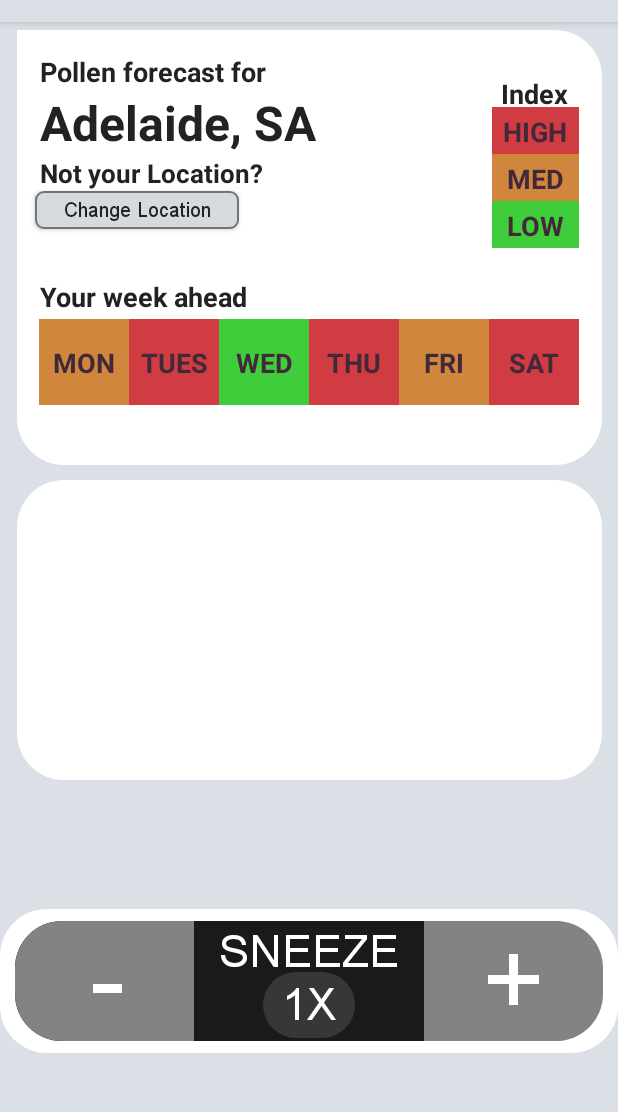
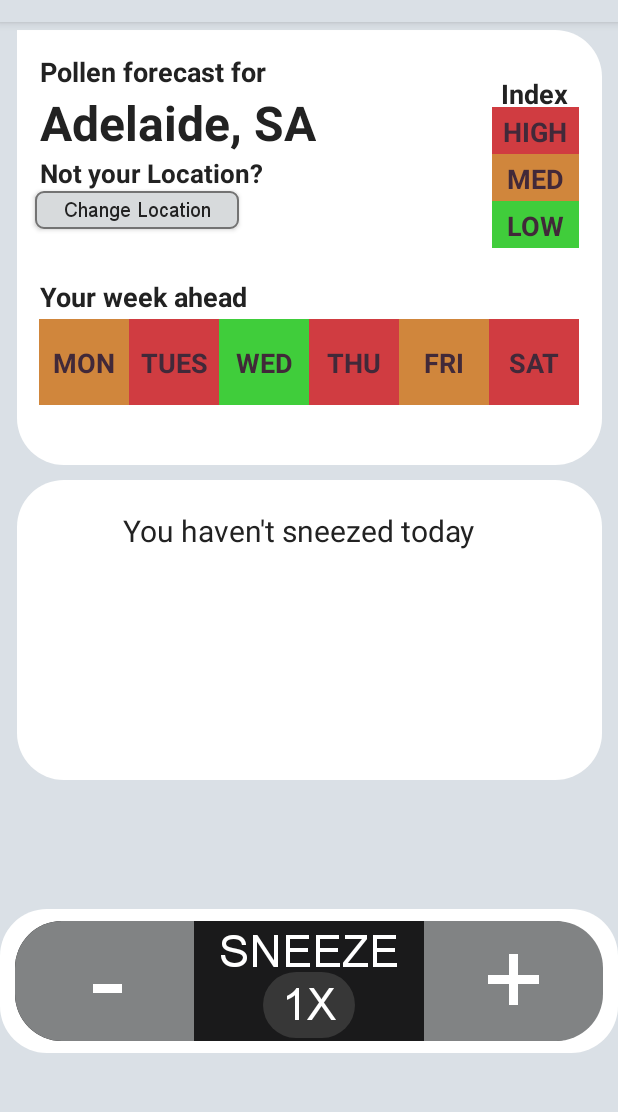
Before and after one commit to oatmael/Sneezy, an Android app: the screen it shows after launch (MainActivity), on a phone screen of 412 x 824 dp, the part 62-1174 px from its top. Run offline under Robolectric (Android 15) with nearby library versions, the light colour scheme and no system bars; libraries missing offline, so code that uses them is left out: io.realm, io.realm.mongodb; 5 statements that could not run were skipped.

Commit message:
Display Today's Sneezes
HomeFragment now displays todays current sneezes.
If null is in place in the getTodaysSneezes method right now until the google login is working correctly on my(Tom's) end.

```diff
--- a/app/src/main/java/com/app/sneezyapplication/HomeFragment.java
+++ b/app/src/main/java/com/app/sneezyapplication/HomeFragment.java
@@ -8,7 +8,7 @@ import android.view.LayoutInflater;
 import android.view.View;
 import android.view.ViewGroup;
 import android.widget.Button;
-
+import android.widget.TextView;
 
 
 import com.app.sneezyapplication.data.SneezeItem;
@@ -17,14 +17,20 @@ import com.app.sneezyapplication.data.SneezeData;
 import java.text.DateFormat;
 import java.text.SimpleDateFormat;
 import java.util.Date;
+import java.util.List;
 import java.util.concurrent.atomic.AtomicReference;
 
 import io.realm.RealmList;
 import io.realm.RealmQuery;
 
+import static com.app.sneezyapplication.MainActivity.repo;
+
 
 public class HomeFragment extends Fragment {
 
+
+    Integer todaysSneezes;
+    Integer todaysSneezesForText;
 
 
     @Nullable
@@ -32,6 +38,24 @@ public class HomeFragment extends Fragment {
     public View onCreateView(LayoutInflater inflater, @Nullable ViewGroup container, @Nullable Bundle savedInstanceState) {
         View view = inflater.inflate(R.layout.fragment_home, container, false);
         final Button button = view.findViewById(R.id.sneezeButton);
+        TextView todaysSneezesText = view.findViewById(R.id.sneezesTodayText);
+
+        todaysSneezesForText = getTodaysSneezes();
+        if (todaysSneezesForText == null) {
+            todaysSneezesText.setText("You haven't sneezed today");
+        }
+        else if (todaysSneezesForText == 1){
+            todaysSneezesText.setText("You've sneezed once today");
+        }
+        else if (todaysSneezesForText < 1) {
+            todaysSneezesText.setText("You haven't sneezed today");
+        }
+        else {
+            todaysSneezesText.setText("You've sneezed" + todaysSneezesForText + "times today");
+        }
+
+
+
 
         button.setOnClickListener(v -> {
             MainActivity mainAct = (MainActivity)getActivity();
@@ -49,6 +73,11 @@ public class HomeFragment extends Fragment {
 
             handleSneeze();
         });
+
+
+
+
+
         return view;
     }
 
@@ -108,4 +137,17 @@ public class HomeFragment extends Fragment {
         }
         return lat + "," + lng;
     }
+
+    private int getTodaysSneezes(){
+        if (repo.todayUserSneezeItems() == null) { //TODO REMOVE WHEN GOOGLE LOGIN IS WORKING CORRECTLY
+            todaysSneezes = 0;
+        }
+        else {
+            todaysSneezes = repo.todayUserSneezeItems().getSneezes().size();
+        }
+        return todaysSneezes;
+    }
+
+
+
 }
--- a/app/src/main/java/com/app/sneezyapplication/SettingsFragment.java
+++ b/app/src/main/java/com/app/sneezyapplication/SettingsFragment.java
@@ -13,6 +13,8 @@ import android.view.ViewGroup;
 import android.widget.Button;
 import android.widget.CompoundButton;
 import android.widget.Switch;
+
+import io.realm.annotations.Ignore;
 
 
 /**
--- a/app/src/main/java/com/app/sneezyapplication/data/SneezeRepository.java
+++ b/app/src/main/java/com/app/sneezyapplication/data/SneezeRepository.java
@@ -53,6 +53,7 @@ public class SneezeRepository {
         updateUserMonthlySneezes();
         updateUserWeeklySneezes();
         updateUserTodaySneeze();
+
     }
 
     private void updateAllSneezes(){
--- a/app/src/main/res/layout/fragment_home.xml
+++ b/app/src/main/res/layout/fragment_home.xml
@@ -379,13 +379,30 @@
                     android:background="@drawable/section_homegraph" />
 
                 <!--USE LINEAR LAYOUT BELOW TO ADD YOUR GRAPHS IN, SHOULD STAY WITHIN THE ALLOCATED PURPLE BOX-->
-                <LinearLayout
+                <androidx.constraintlayout.widget.ConstraintLayout
                     android:id="@+id/homeGraphs"
                     android:layout_width="match_parent"
                     android:layout_height="match_parent"
                     android:orientation="vertical">
 
-                </LinearLayout>
+
+                    <TextView
+                        android:id="@+id/sneezesTodayText"
+                        android:layout_width="wrap_content"
+                        android:layout_height="wrap_content"
+                        android:text="You've sneezed x times today"
+                        android:textColor="?attr/mainText"
+                        android:textSize="20dp"
+                        android:textAlignment="center"
+                        app:layout_constraintTop_toTopOf="@id/homeGraphs"
+                        app:layout_constraintLeft_toLeftOf="@+id/homeGraphs"
+                        app:layout_constraintRight_toRightOf="@id/homeGraphs"
+                        android:layout_marginLeft="70dp"
+                        android:layout_marginTop="20dp"
+
+                        />
+
+                </androidx.constraintlayout.widget.ConstraintLayout>
 
             </FrameLayout>
 
```
